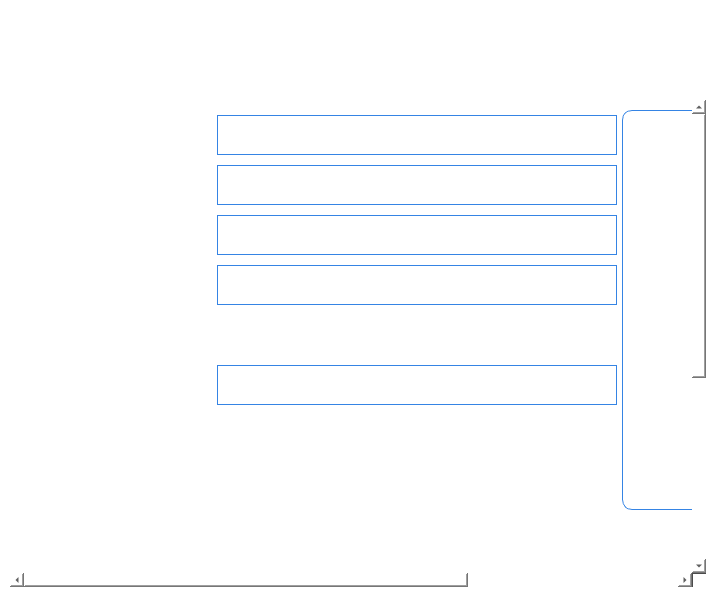
Qt form forms/Page_5.ui (apollo-k22/FaceAI-Product) before a commit.
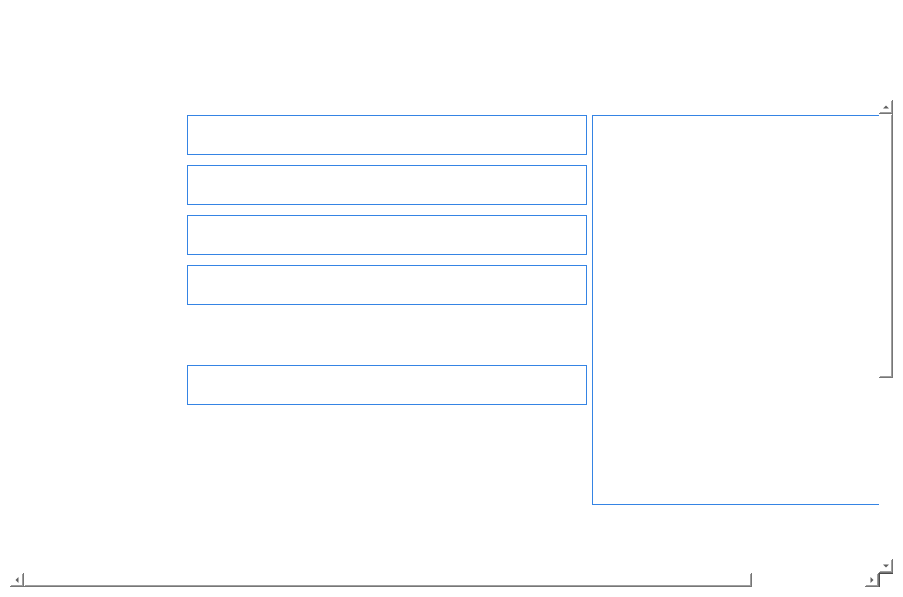
The same form after that commit. Icons and pictures are not drawn.

Commit message: when clicked "go" and "cross" button on preview page, updated the speed of refreshing. tested again for all.

Diff of the .ui file:
```diff
--- a/forms/Page_5.ui
+++ b/forms/Page_5.ui
@@ -6,7 +6,7 @@
    <rect>
     <x>0</x>
     <y>0</y>
-    <width>716</width>
+    <width>903</width>
     <height>597</height>
    </rect>
   </property>
@@ -245,9 +245,9 @@
        <widget class="QWidget" name="scrollAreaWidgetContents">
         <property name="geometry">
          <rect>
-          <x>-324</x>
+          <x>0</x>
           <y>0</y>
-          <width>1001</width>
+          <width>1016</width>
           <height>840</height>
          </rect>
         </property>
@@ -324,7 +324,7 @@
                 </spacer>
                </item>
                <item>
-                <layout class="QHBoxLayout" name="horizontalLayout_2" stretch="0,1">
+                <layout class="QHBoxLayout" name="horizontalLayout_2" stretch="0,0">
                  <property name="leftMargin">
                   <number>10</number>
                  </property>
@@ -782,32 +782,27 @@
                   </layout>
                  </item>
                  <item>
-                  <layout class="QVBoxLayout" name="verticalLayout_4" stretch="0">
+                  <layout class="QVBoxLayout" name="verticalLayout_4">
+                   <property name="topMargin">
+                    <number>5</number>
+                   </property>
+                   <property name="rightMargin">
+                    <number>20</number>
+                   </property>
+                   <property name="bottomMargin">
+                    <number>5</number>
+                   </property>
                    <item>
                     <widget class="QLabel" name="lblSubjectImage">
-                     <property name="sizePolicy">
-                      <sizepolicy hsizetype="Expanding" vsizetype="Expanding">
-                       <horstretch>0</horstretch>
-                       <verstretch>0</verstretch>
-                      </sizepolicy>
-                     </property>
                      <property name="minimumSize">
                       <size>
-                       <width>350</width>
-                       <height>350</height>
-                      </size>
-                     </property>
-                     <property name="baseSize">
-                      <size>
-                       <width>350</width>
-                       <height>0</height>
+                       <width>390</width>
+                       <height>390</height>
                       </size>
                      </property>
                      <property name="styleSheet">
                       <string notr="true">border: 1px solid rgb(53, 132, 228);
-color: white;
-background:transparent;
-border-radius: 10px;</string>
+background:transparent;</string>
                      </property>
                      <property name="text">
                       <string/>
```
Left out of the diff: 23 changed lines with no effect on the pictures. The commit also changes 12 other files.
